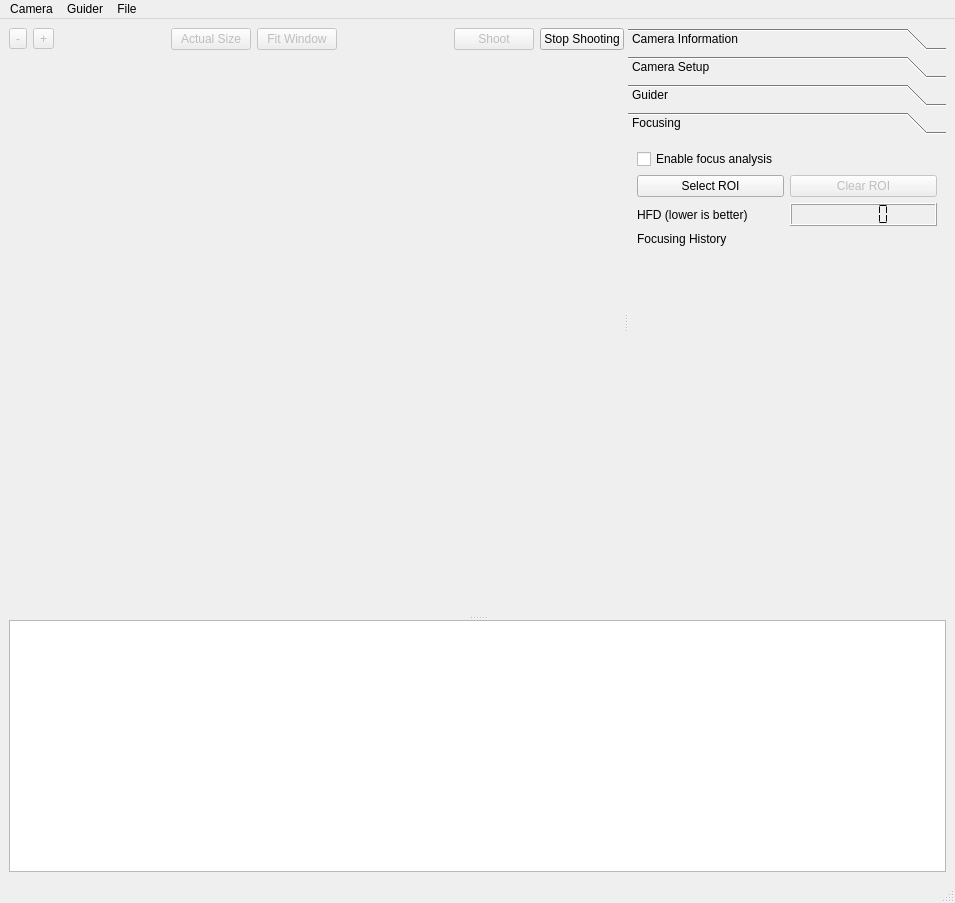
Before: the Qt Designer form dslr-qt-shooter/ui/dslr_shooter_window.ui in Edlward/GalaxyHunter, drawn with Qt 5.
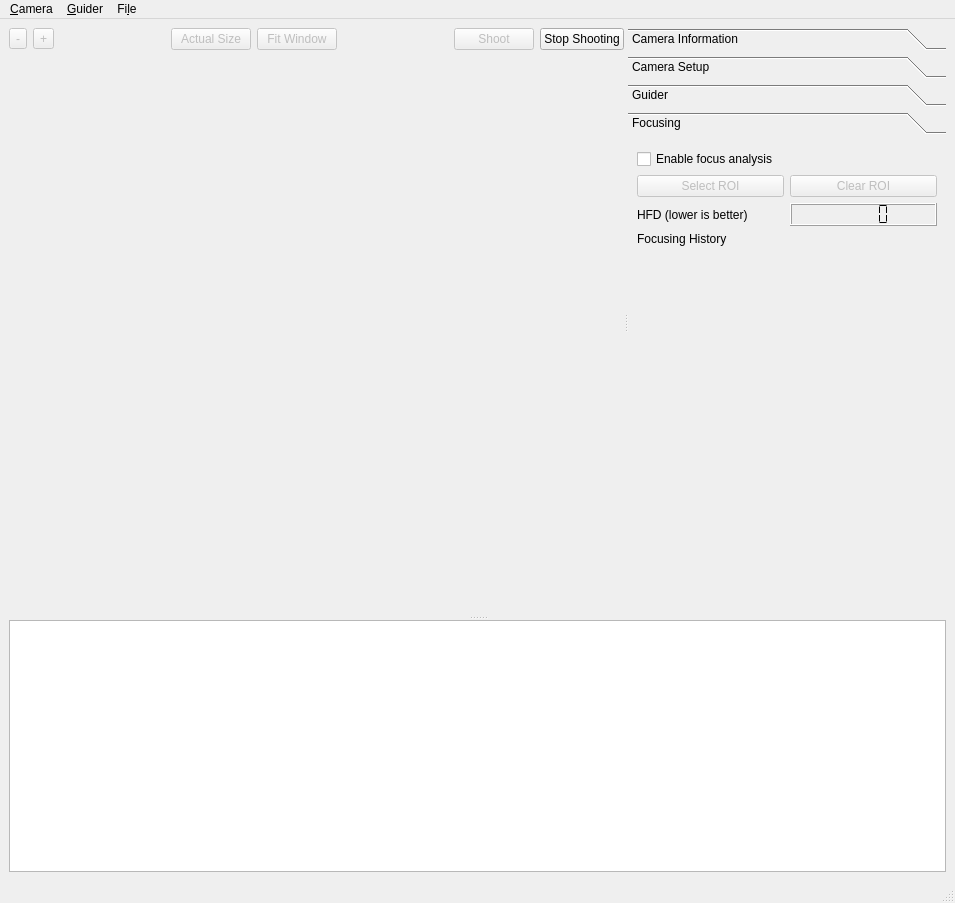
After: the same form once the commit is applied. Custom widgets are drawn as their Qt base class.

What changed in the file:
```diff
--- a/dslr-qt-shooter/ui/dslr_shooter_window.ui
+++ b/dslr-qt-shooter/ui/dslr_shooter_window.ui
@@ -435,8 +435,8 @@
           <rect>
            <x>0</x>
            <y>0</y>
-           <width>306</width>
-           <height>482</height>
+           <width>314</width>
+           <height>473</height>
           </rect>
          </property>
          <attribute name="label">
@@ -505,6 +505,9 @@
           </item>
           <item row="1" column="0">
            <widget class="QPushButton" name="focusing_select_roi">
+            <property name="enabled">
+             <bool>false</bool>
+            </property>
             <property name="text">
              <string>Select ROI</string>
             </property>
@@ -543,12 +546,12 @@
      <x>0</x>
      <y>0</y>
      <width>955</width>
-     <height>20</height>
+     <height>18</height>
     </rect>
    </property>
    <widget class="QMenu" name="menuCamera">
     <property name="title">
-     <string>Camera</string>
+     <string>&amp;Camera</string>
     </property>
     <addaction name="actionScan"/>
     <addaction name="actionSet_Camera"/>
@@ -556,12 +559,12 @@
    </widget>
    <widget class="QMenu" name="menuGuider">
     <property name="title">
-     <string>Guider</string>
+     <string>&amp;Guider</string>
     </property>
    </widget>
    <widget class="QMenu" name="menuFile">
     <property name="title">
-     <string>File</string>
+     <string>Fi&amp;le</string>
     </property>
     <addaction name="actionClean_Log_Messages"/>
     <addaction name="actionOpen_Last_Images_Folde"/>
```
Left out of the diff: 37 changed lines with no effect on the pictures.
